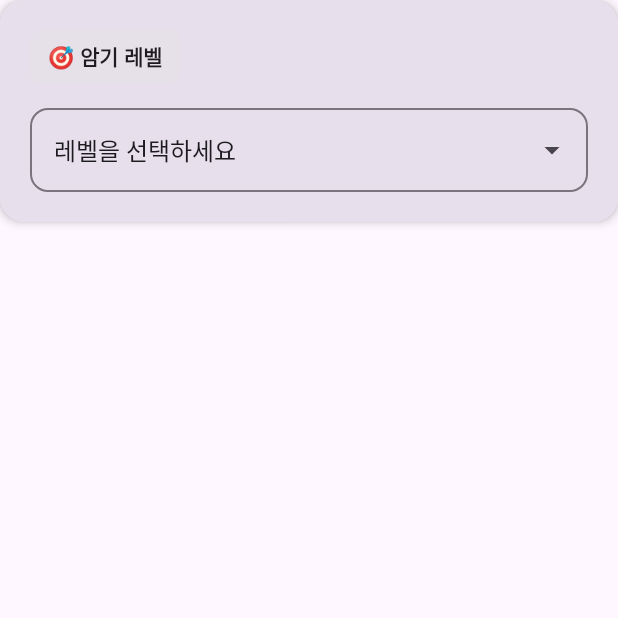
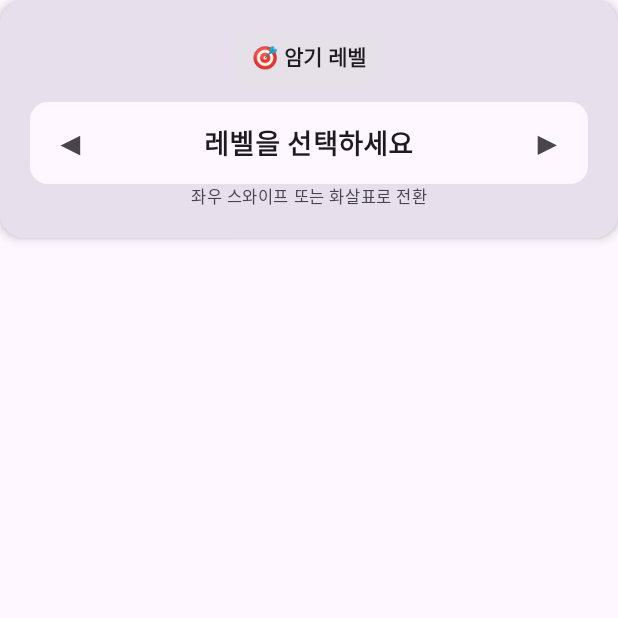
Before and after one commit to AlgoLovers/OPIcHelper, an Android app built with Jetpack Compose: the composable MemorizeLevelSelector called with empty values, on a phone screen of 412 x 824 dp, the top half of it. Run offline under Robolectric (Android 15) with nearby library versions, the light colour scheme and no system bars; 4 statements that could not run were skipped.

Commit message:
feat: 모드 전환 UX 개선 — 스와이프/탭 기반 선택기
MemorizeLevelSelector를 드롭다운에서 좌우 스와이프 + 화살표
탭 기반으로 변경. 운전/보행 중 시각적 주의 최소화.
현재 모드 큰 텍스트로 표시, 스와이프 안내 문구 추가.

Patch: 0053-mode-selector-swipe-ux.patch

```diff
--- a/app/src/main/java/com/na982/opichelper/presentation/ui/screen/MainScreenComponentsUI/MemorizeLevelSelector.kt
+++ b/app/src/main/java/com/na982/opichelper/presentation/ui/screen/MainScreenComponentsUI/MemorizeLevelSelector.kt
@@ -1,7 +1,9 @@
 package com.na982.opichelper.presentation.ui.screen.MainScreenComponentsUI
 
+import androidx.compose.foundation.background
+import androidx.compose.foundation.clickable
+import androidx.compose.foundation.gestures.detectHorizontalDragGestures
 import androidx.compose.foundation.layout.*
-import androidx.compose.foundation.background
 import androidx.compose.foundation.shape.RoundedCornerShape
 import androidx.compose.material3.*
 import androidx.compose.runtime.*
@@ -9,14 +11,12 @@ import androidx.compose.ui.Alignment
 import androidx.compose.ui.Modifier
 import androidx.compose.ui.draw.clip
 import androidx.compose.ui.graphics.Color
+import androidx.compose.ui.input.pointer.pointerInput
 import androidx.compose.ui.text.font.FontWeight
 import androidx.compose.ui.unit.dp
 import androidx.compose.ui.unit.sp
-import androidx.compose.ui.semantics.contentDescription
-import androidx.compose.ui.semantics.semantics
 import com.na982.opichelper.ui.theme.*
 
-@OptIn(ExperimentalMaterial3Api::class)
 @Composable
 fun MemorizeLevelSelector(
     levels: List<String>,
@@ -24,15 +24,10 @@ fun MemorizeLevelSelector(
     onLevelSelected: (String) -> Unit,
     modifier: Modifier = Modifier
 ) {
-    var expanded by remember { mutableStateOf(false) }
+    val currentIndex = levels.indexOf(selectedLevel).coerceAtLeast(0)
 
-    Column(
+    Card(
         modifier = modifier.fillMaxWidth(),
-        horizontalAlignment = Alignment.CenterHorizontally
-    ) {
-        // 현대적인 헤더
-        Card(
-            modifier = Modifier.fillMaxWidth(),
         shape = RoundedCornerShape(16.dp),
         elevation = CardDefaults.cardElevation(defaultElevation = 4.dp),
         colors = CardDefaults.cardColors(
@@ -40,7 +35,8 @@ fun MemorizeLevelSelector(
         )
     ) {
         Column(
-                modifier = Modifier.padding(20.dp)
+            modifier = Modifier.padding(20.dp),
+            horizontalAlignment = Alignment.CenterHorizontally
         ) {
             Card(
                 shape = RoundedCornerShape(8.dp),
@@ -58,64 +54,67 @@ fun MemorizeLevelSelector(
                 )
             }
 
-                Spacer(modifier = Modifier.height(16.dp))
+            Spacer(modifier = Modifier.height(12.dp))
 
-                ExposedDropdownMenuBox(
-                    expanded = expanded,
-                    onExpandedChange = { expanded = !expanded },
-                    modifier = Modifier.fillMaxWidth()
-                ) {
-                    OutlinedTextField(
-                        value = selectedLevel.ifEmpty { "레벨을 선택하세요" },
-                        onValueChange = { },
-                        readOnly = true,
-                        trailingIcon = { ExposedDropdownMenuDefaults.TrailingIcon(expanded = expanded) },
+            Row(
                 modifier = Modifier
                     .fillMaxWidth()
-                            .menuAnchor()
-                            .semantics { contentDescription = "Memorize level selector" },
-                        colors = ExposedDropdownMenuDefaults.outlinedTextFieldColors(
-                            focusedBorderColor = PrimaryBlue,
-                            unfocusedBorderColor = NeutralGray,
-                            focusedLabelColor = PrimaryBlue,
-                            unfocusedLabelColor = NeutralGray
-                        ),
-                        shape = RoundedCornerShape(12.dp),
-                        textStyle = androidx.compose.ui.text.TextStyle(
-                            fontSize = 16.sp,
-                            fontWeight = FontWeight.Medium
-                        )
+                    .clip(RoundedCornerShape(12.dp))
+                    .background(MaterialTheme.colorScheme.surface)
+                    .pointerInput(levels) {
+                        detectHorizontalDragGestures { change, dragAmount ->
+                            change.consume()
+                            val newIndex = if (dragAmount < -50) {
+                                (currentIndex + 1).coerceAtMost(levels.size - 1)
+                            } else if (dragAmount > 50) {
+                                (currentIndex - 1).coerceAtLeast(0)
+                            } else return@detectHorizontalDragGestures
+                            if (newIndex != currentIndex) {
+                                onLevelSelected(levels[newIndex])
+                            }
+                        }
+                    }
+                    .padding(horizontal = 8.dp, vertical = 12.dp),
+                verticalAlignment = Alignment.CenterVertically,
+                horizontalArrangement = Arrangement.SpaceBetween
+            ) {
+                Text(
+                    text = "◀",
+                    style = MaterialTheme.typography.titleLarge,
+                    color = if (currentIndex > 0) PrimaryBlue else Color.Gray.copy(alpha = 0.3f),
+                    modifier = Modifier
+                        .clickable(enabled = currentIndex > 0) {
+                            onLevelSelected(levels[currentIndex - 1])
+                        }
+                        .padding(horizontal = 8.dp)
                 )
 
-                    ExposedDropdownMenu(
-                        expanded = expanded,
-                        onDismissRequest = { expanded = false },
+                Text(
+                    text = selectedLevel.ifEmpty { "레벨을 선택하세요" },
+                    style = MaterialTheme.typography.titleMedium,
+                    fontWeight = FontWeight.Bold,
+                    fontSize = 18.sp,
+                    color = MaterialTheme.colorScheme.onSurface
+                )
+
+                Text(
+                    text = "▶",
+                    style = MaterialTheme.typography.titleLarge,
+                    color = if (currentIndex < levels.size - 1) PrimaryBlue else Color.Gray.copy(alpha = 0.3f),
                     modifier = Modifier
-                            .background(MaterialTheme.colorScheme.surface)
-                            .clip(RoundedCornerShape(12.dp))
-                    ) {
-                        levels.forEach { level ->
-                            DropdownMenuItem(
-                                text = {
+                        .clickable(enabled = currentIndex < levels.size - 1) {
+                            onLevelSelected(levels[currentIndex + 1])
+                        }
+                        .padding(horizontal = 8.dp)
+                )
+            }
+
             Text(
-                                        text = level,
-                                        fontSize = 14.sp,
-                                        fontWeight = FontWeight.Medium
-                                    )
-                                },
-                                onClick = {
-                                    onLevelSelected(level)
-                                    expanded = false
-                                },
-                                modifier = Modifier.fillMaxWidth(),
-                                colors = MenuDefaults.itemColors(
-                                    textColor = MaterialTheme.colorScheme.onSurface
-                                )
+                text = "좌우 스와이프 또는 화살표로 전환",
+                style = MaterialTheme.typography.bodySmall,
+                color = MaterialTheme.colorScheme.onSurfaceVariant,
+                fontSize = 11.sp
             )
         }
     }
 }
-            }
-        }
-    }
-}
```
Lines whose indentation alone changed are shown as unchanged.
